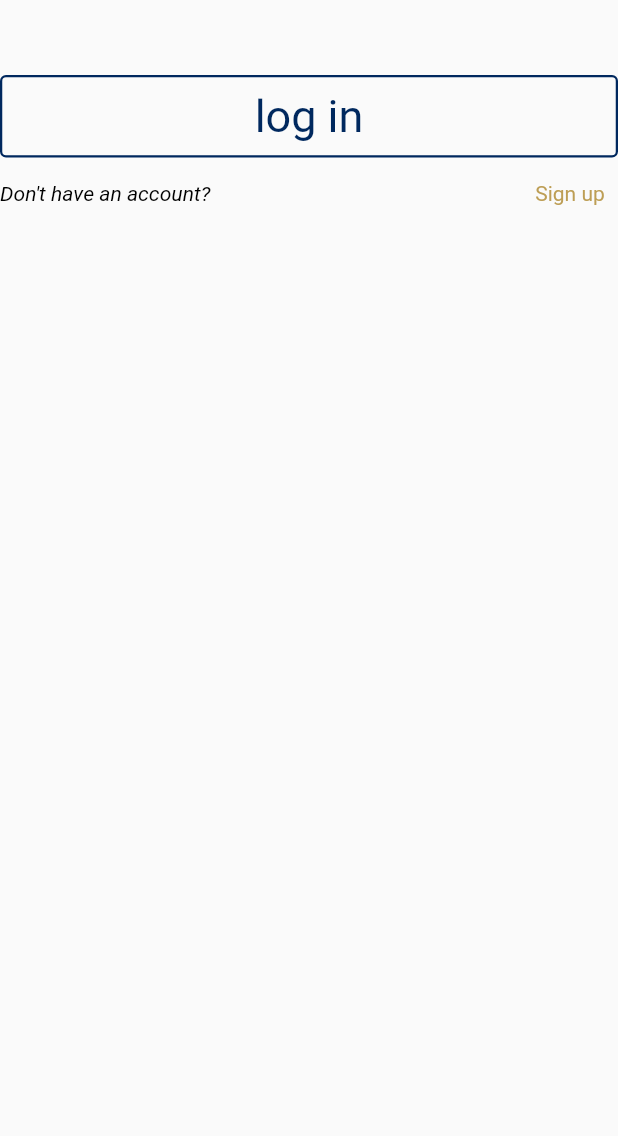
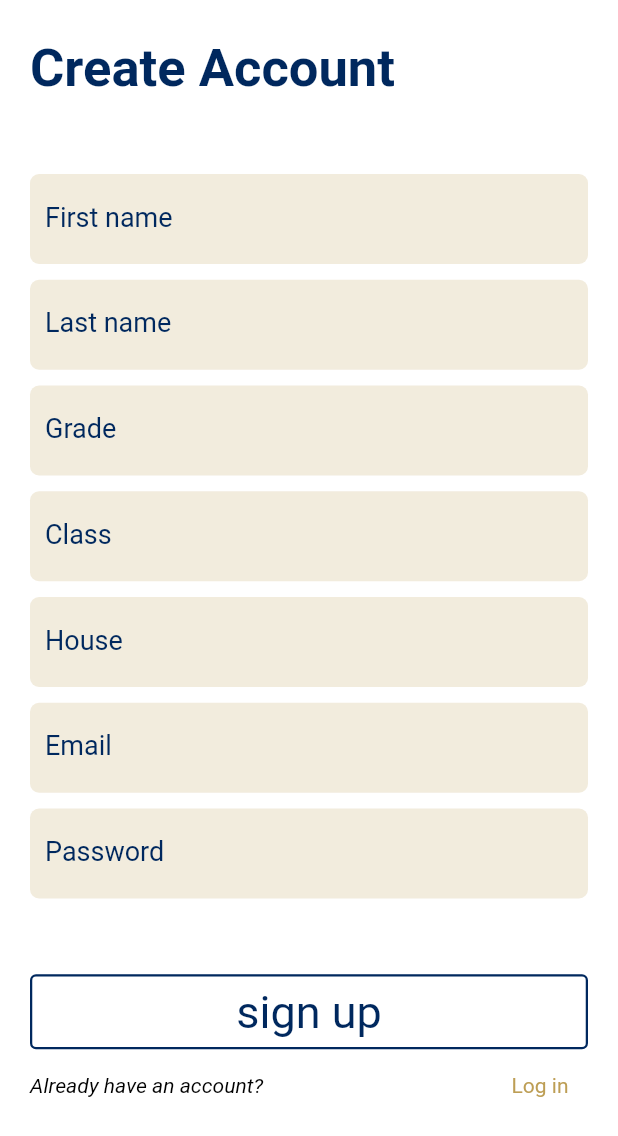
Before and after one commit to Shnifel/Reddam-App, a Flutter app: what buildLoginButton() shows on an empty page, opened directly with empty values, after a tap on "Sign up", on a phone screen of 412 x 824 dp. Shown: the top 1136 px of the screen. Run offline on Flutter 3.47's test engine with Material 2 defaults, Android fonts, the phone set to English and light mode, and no system bars; our stand-ins replace firebase_auth, firebase_core; accounts and stored records are empty; network calls fail; Roboto replaces fonts that are missing (AbeeZee).

Commit message:
Firebase and user authentication setup

```diff
--- a/lib/main.dart
+++ b/lib/main.dart
@@ -1,9 +1,16 @@
+import 'package:cce_project/views/signup_page.dart';
+import 'package:firebase_core/firebase_core.dart';
+import 'firebase_options.dart';
 import 'package:flutter/material.dart';
 import 'views/login_page.dart';
 import 'views/welcome_page.dart';
 
-void main() {
+Future<void> main() async {
   runApp(const MyApp());
+
+  await Firebase.initializeApp(
+    options: DefaultFirebaseOptions.currentPlatform,
+  );
 }
 
 class MyApp extends StatelessWidget {
@@ -21,6 +28,7 @@ class MyApp extends StatelessWidget {
       // Named routes in the app
       routes: {
         '/loginPage': (context) => const LoginPage(),
+        '/signupPage': (context) => const SignUpPage(),
        },
     );
   }
--- a/lib/views/login_page.dart
+++ b/lib/views/login_page.dart
@@ -1,3 +1,4 @@
+import 'package:firebase_auth/firebase_auth.dart';
 import 'package:flutter/material.dart';
 import 'package:flutter/services.dart';
 import '../styles.dart';
@@ -11,11 +12,11 @@ class LoginPage extends StatefulWidget {
   }
 }
 
+// This builds the email textbox
 Widget buildEmail(TextEditingController emailController) {
   return Column(
     crossAxisAlignment: CrossAxisAlignment.start,
     children: <Widget>[
-      //the text box
       Container(
           alignment: Alignment.centerLeft,
           decoration: BoxDecoration(
@@ -48,13 +49,12 @@ Widget buildEmail(TextEditingController emailController) {
   );
 }
 
+// This builds the password textbox
 Widget buildPassword(TextEditingController passwordController) {
   return Column(
     crossAxisAlignment: CrossAxisAlignment.start,
     children: <Widget>[
       const SizedBox(height: 10),
-
-      //password box
       Container(
           alignment: Alignment.centerLeft,
           decoration: BoxDecoration(
@@ -81,11 +81,13 @@ Widget buildPassword(TextEditingController passwordController) {
                   labelStyle: loginPageText),
 
             ),
-          ))
+          )
+        )
     ],
   );
 }
 
+// This builds the login button
 Widget buildLoginButton(
     TextEditingController emailController,
     TextEditingController passwordController,
@@ -96,8 +98,39 @@ Widget buildLoginButton(
     children: <Widget>[
       const SizedBox(height: 50),
       OutlinedButton(
-        onPressed: () {
-          // TODO
+        onPressed: () async {
+          // When the user presses the login button
+          try {
+            UserCredential userCredential = await FirebaseAuth.instance.signInWithEmailAndPassword(
+              email: emailController.text,
+              password: passwordController.text
+            );
+            ScaffoldMessenger.of(context).showSnackBar(
+                const SnackBar(
+                  backgroundColor: Color.fromARGB(255, 123, 11, 24),
+                  content: Text(
+                    "Success", textAlign: TextAlign.center),
+                ),
+              );
+          } on FirebaseAuthException catch (e) {
+            if (e.code == 'user-not-found') {
+              ScaffoldMessenger.of(context).showSnackBar(
+                const SnackBar(
+                  backgroundColor: Color.fromARGB(255, 123, 11, 24),
+                  content: Text(
+                    "No user found for that email", textAlign: TextAlign.center),
+                ),
+              );
+            } else if (e.code == 'wrong-password') {
+                ScaffoldMessenger.of(context).showSnackBar(
+                  const SnackBar(
+                    backgroundColor: Color.fromARGB(255, 123, 11, 24),
+                    content: Text(
+                      "Wrong password provided for that user", textAlign: TextAlign.center),
+                  ),
+                );
+            }
+          }
         },
         style: OutlinedButton.styleFrom(
           side: BorderSide(
@@ -137,7 +170,8 @@ Widget buildLoginButton(
               )),
           TextButton(
               onPressed: () {
-                // TODO
+                //go to signup page
+                Navigator.pushNamed(context, '/signupPage');
               },
               child: Text(
                 'Sign up',
@@ -194,8 +228,7 @@ class _LoginPageState extends State<LoginPage> {
                     const SizedBox(height: 50),
                     buildEmail(emailController),
                     buildPassword(passwordController),
-                    buildLoginButton(
-                        emailController, passwordController, _formKey, context)
+                    buildLoginButton(emailController, passwordController, _formKey, context)
                   ],
                 ),
               ),
--- /dev/null
+++ b/lib/views/signup_page.dart
@@ -0,0 +1,368 @@
+
+import 'package:firebase_auth/firebase_auth.dart';
+import 'package:flutter/material.dart';
+import '../styles.dart';
+
+class SignUpPage extends StatelessWidget {
+  const SignUpPage({super.key});
+
+  @override
+  Widget build(BuildContext context) {
+    //When you push a new screen after a MaterialApp, a back button is automatically added
+    return const Scaffold(
+      backgroundColor: Colors.white,
+      //The body is filled with the SignUpForm class below
+      body:
+          SignUpForm(), //use form inside page so text thingies work
+    );
+  }
+}
+
+//This is our form widget
+class SignUpForm extends StatefulWidget {
+  const SignUpForm({super.key});
+
+  @override
+  State<SignUpForm> createState() => _SignUpFormState();
+}
+
+//This class holds data related to the form
+class _SignUpFormState extends State<SignUpForm> {
+  //These variables store the information entered by the user
+  TextEditingController firstNameController = TextEditingController();
+  TextEditingController lastNameController = TextEditingController();
+  TextEditingController gradeController = TextEditingController();
+  TextEditingController classController = TextEditingController();
+  TextEditingController houseController = TextEditingController();
+  TextEditingController emailController = TextEditingController();
+  TextEditingController passwordController = TextEditingController();
+
+  //Create a global key that uniquely identifies the Form widget
+  //and allows validation of the form.
+  final _formKey = GlobalKey<FormState>();
+
+  @override
+  // Everything below determines how the page is displayed
+  Widget build(BuildContext context) {
+    //we are using a form to allow for input validation
+    return Padding(
+        padding: const EdgeInsets.only(right: 20, left: 20, top: 25),
+        child: Form(
+            key: _formKey,
+            child: ListView(
+              children: <Widget>[
+                Container(
+                    alignment: Alignment.centerLeft,
+                    child: Text('Create Account',
+                        style: loginPageText.copyWith(
+                            fontSize: 35, fontWeight: FontWeight.bold))
+                ),
+
+                const SizedBox(height: 50),
+
+                // First name textbox
+                Container(
+                  margin: const EdgeInsets.only(bottom: 10.5),
+                  alignment: Alignment.centerLeft,
+                  decoration: BoxDecoration(
+                    color: secondaryColour.withOpacity(0.2),
+                    borderRadius: BorderRadius.circular(6),
+                  ),
+                  height: 60,
+                  child: Material(
+                    color: Colors.transparent,
+                    child: TextFormField(
+                      obscureText: false,
+                      controller: firstNameController,
+
+                      style: const TextStyle(
+                        color: Colors.black87,
+                        fontSize: 17,
+                      ),
+
+                      decoration: InputDecoration(
+                          border: InputBorder.none,
+                          contentPadding:
+                              const EdgeInsets.symmetric(vertical: 10, horizontal: 10),
+                          labelText: "First name",
+                          labelStyle: loginPageText),
+
+                    ),
+                  )
+                ),
+
+                // Last name textbox
+                Container(
+                  margin: const EdgeInsets.only(bottom: 10.5),
+                  alignment: Alignment.centerLeft,
+                  decoration: BoxDecoration(
+                    color: secondaryColour.withOpacity(0.2),
+                    borderRadius: BorderRadius.circular(6),
+                  ),
+                  height: 60,
+                  child: Material(
+                    color: Colors.transparent,
+                    child: TextFormField(
+                      obscureText: false,
+                      controller: lastNameController,
+
+                      style: const TextStyle(
+                        color: Colors.black87,
+                        fontSize: 17,
+                      ),
+
+                      decoration: InputDecoration(
+                          border: InputBorder.none,
+                          contentPadding:
+                              const EdgeInsets.symmetric(vertical: 10, horizontal: 10),
+                          labelText: "Last name",
+                          labelStyle: loginPageText),
+                    ),
+                  )
+                ),
+
+                // Grade drop down
+                Container(
+                  margin: const EdgeInsets.only(bottom: 10.5),
+                  alignment: Alignment.centerLeft,
+                  decoration: BoxDecoration(
+                    color: secondaryColour.withOpacity(0.2),
+                    borderRadius: BorderRadius.circular(6),
+                  ),
+                  height: 60,
+                  child: Material(
+                    color: Colors.transparent,
+                    child: TextFormField(
+                      obscureText: false,
+                      controller: gradeController,
+
+                      style: const TextStyle(
+                        color: Colors.black87,
+                        fontSize: 17,
+                      ),
+
+                      decoration: InputDecoration(
+                          border: InputBorder.none,
+                          contentPadding:
+                              const EdgeInsets.symmetric(vertical: 10, horizontal: 10),
+                          labelText: "Grade",
+                          labelStyle: loginPageText),
+
+                    ),
+                  )
+                ),
+
+                // Class drop down
+                Container(
+                  margin: const EdgeInsets.only(bottom: 10.5),
+                  alignment: Alignment.centerLeft,
+                  decoration: BoxDecoration(
+                    color: secondaryColour.withOpacity(0.2),
+                    borderRadius: BorderRadius.circular(6),
+                  ),
+                  height: 60,
+                  child: Material(
+                    color: Colors.transparent,
+                    child: TextFormField(
+                      obscureText: false,
+                      controller: classController,
+
+                      style: const TextStyle(
+                        color: Colors.black87,
+                        fontSize: 17,
+                      ),
+
+                      decoration: InputDecoration(
+                          border: InputBorder.none,
+                          contentPadding:
+                              const EdgeInsets.symmetric(vertical: 10, horizontal: 10),
+                          labelText: "Class",
+                          labelStyle: loginPageText),
+
+                    ),
+                  )
+                ),
+
+                // House drop down
+                Container(
+                  margin: const EdgeInsets.only(bottom: 10.5),
+                  alignment: Alignment.centerLeft,
+                  decoration: BoxDecoration(
+                    color: secondaryColour.withOpacity(0.2),
+                    borderRadius: BorderRadius.circular(6),
+                  ),
+                  height: 60,
+                  child: Material(
+                    color: Colors.transparent,
+                    child: TextFormField(
+                      obscureText: false,
+                      controller: houseController,
+
+                      style: const TextStyle(
+                        color: Colors.black87,
+                        fontSize: 17,
+                      ),
+
+                      decoration: InputDecoration(
+                          border: InputBorder.none,
+                          contentPadding:
+                              const EdgeInsets.symmetric(vertical: 10, horizontal: 10),
+                          labelText: "House",
+                          labelStyle: loginPageText),
+
+                    ),
+                  )
+                ),
+
+                // Email address textbox
+                Container(
+                  margin: const EdgeInsets.only(bottom: 10.5),
+                  alignment: Alignment.centerLeft,
+                  decoration: BoxDecoration(
+                    color: secondaryColour.withOpacity(0.2),
+                    borderRadius: BorderRadius.circular(6),
+                  ),
+                  height: 60,
+                  child: Material(
+                    color: Colors.transparent,
+                    child: TextFormField(
+                      obscureText: false,
+                      controller: emailController,
+
+                      style: const TextStyle(
+                        color: Colors.black87,
+                        fontSize: 17,
+                      ),
+
+                      decoration: InputDecoration(
+                          border: InputBorder.none,
+                          contentPadding:
+                              const EdgeInsets.symmetric(vertical: 10, horizontal: 10),
+                          labelText: "Email",
+                          labelStyle: loginPageText),
+
+                    ),
+                  )
+                ),
+
+                // Password textbox
+                Container(
+                  margin: const EdgeInsets.only(bottom: 10.5),
+                  alignment: Alignment.centerLeft,
+                  decoration: BoxDecoration(
+                    color: secondaryColour.withOpacity(0.2),
+                    borderRadius: BorderRadius.circular(6),
+                  ),
+                  height: 60,
+                  child: Material(
+                    color: Colors.transparent,
+                    child: TextFormField(
+                      obscureText: true,
+                      controller: passwordController,
+
+                      style: const TextStyle(
+                        color: Colors.black87,
+                        fontSize: 17,
+                      ),
+
+                      decoration: InputDecoration(
+                          border: InputBorder.none,
+                          contentPadding:
+                              const EdgeInsets.symmetric(vertical: 10, horizontal: 10),
+                          labelText: "Password",
+                          labelStyle: loginPageText),
+
+                    ),
+                  )
+                ),
+
+                Container(
+                    height: 90,
+                    padding: const EdgeInsets.only(top: 40),
+                    child: OutlinedButton(
+                        style: OutlinedButton.styleFrom(
+                          side: BorderSide(
+                            color: primaryColour,
+                            width: 1.5,
+                          ),
+                        ),
+                        onPressed: () async {
+                          // Validate returns true if the form is valid, or false otherwise.
+                          if (_formKey.currentState!.validate()) {
+                            //If the form is valid
+                            try {
+                              UserCredential userCredential = await FirebaseAuth.instance.createUserWithEmailAndPassword(
+                                email: emailController.text,
+                                password: passwordController.text
+                              );
+                              ScaffoldMessenger.of(context).showSnackBar(
+                                const SnackBar(
+                                  backgroundColor: Color.fromARGB(255, 123, 11, 24),
+                                  content: Text(
+                                    "Success", textAlign: TextAlign.center),
+                                ),
+                              );
+                            } on FirebaseAuthException catch (e) {
+                              if (e.code == 'weak-password') {
+                                ScaffoldMessenger.of(context).showSnackBar(
+                                  const SnackBar(
+                                    backgroundColor: Color.fromARGB(255, 123, 11, 24),
+                                    content: Text(
+                                      "The password provided is too weak", textAlign: TextAlign.center),
+                                  ),
+                                );
+                              } else if (e.code == 'email-already-in-use') {
+                                ScaffoldMessenger.of(context).showSnackBar(
+                                  const SnackBar(
+                                    backgroundColor: Color.fromARGB(255, 123, 11, 24),
+                                    content: Text(
+                                      "An account already exists for that email", textAlign: TextAlign.center),
+                                  ),
+                                );
+                              } else if (e.code == 'invalid-email') {
+                                ScaffoldMessenger.of(context).showSnackBar(
+                                  const SnackBar(
+                                    backgroundColor: Color.fromARGB(255, 123, 11, 24),
+                                    content: Text(
+                                      "The email domain is invalid", textAlign: TextAlign.center),
+                                  ),
+                                );
+                              }
+                            } catch (e) {
+                              print(e);
+                            }
+                          }
+                        },
+                        child: Text('sign up',
+                            style: loginPageText.copyWith(
+                              fontSize: 30,
+                              color: primaryColour,
+                            )))),
+                Row(
+                  mainAxisAlignment: MainAxisAlignment.spaceBetween,
+                  children: <Widget>[
+                    Text('Already have an account?',
+                        style: loginPageText.copyWith(
+                          fontSize: 14,
+                          fontStyle: FontStyle.italic,
+                          color: Colors.black
+                        )),
+                    TextButton(
+                        onPressed: () {
+                          //go to login page
+                          Navigator.pushNamed(context, '/loginPage');
+                        },
+                        child: Text(
+                          'Log in',
+                          style: loginPageText.copyWith(
+                            fontSize: 14,
+                            color: secondaryColour,
+                          ),
+                          textAlign: TextAlign.right,
+                        ))
+                  ],
+                ),
+              ],
+            )));
+  }
+}
--- a/lib/views/welcome_page.dart
+++ b/lib/views/welcome_page.dart
@@ -34,10 +34,11 @@ class WelcomePage extends StatelessWidget {
                       padding: const EdgeInsets.symmetric(
                           vertical: 10, horizontal: 10),
                       child: Text('Get Started',
-                                  style: welcomePageText.copyWith(
-                                      fontWeight: FontWeight.bold,
+                                  style: loginPageText.copyWith(
+                                      fontWeight: FontWeight.normal,
                                       color: Colors.white,
-                                    )),
+                                    )
+                                  ),
                     ),
                   ),
                 )
--- a/pubspec.yaml
+++ b/pubspec.yaml
@@ -35,6 +35,8 @@ dependencies:
   # The following adds the Cupertino Icons font to your application.
   # Use with the CupertinoIcons class for iOS style icons.
   cupertino_icons: ^1.0.2
+  firebase_core: ^2.15.1
+  firebase_auth: ^4.9.0
 
 dev_dependencies:
   flutter_test:
```
Also changed, not shown: lib/firebase_options.dart (added), pubspec.lock, 20 other files.
